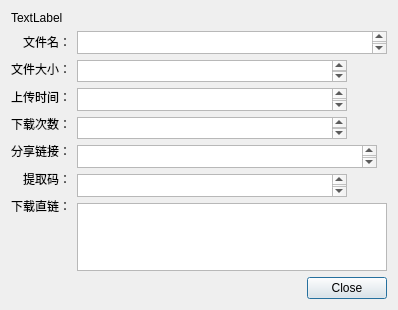
rachpt/lanzou-gui, file share.ui: the form before one commit.
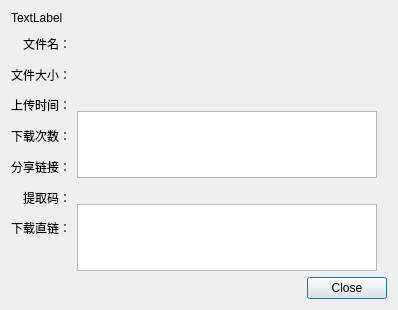
The form after the commit.

Commit message: 更新右键 dialog 界面

Diff of the .ui file:
```diff
--- a/share.ui
+++ b/share.ui
@@ -41,9 +41,6 @@
            <property name="alignment">
             <set>Qt::AlignRight|Qt::AlignTrailing|Qt::AlignVCenter</set>
            </property>
-           <property name="buddy">
-            <cstring>tx_name</cstring>
-           </property>
           </widget>
          </item>
          <item>
@@ -54,9 +51,6 @@
            <property name="alignment">
             <set>Qt::AlignRight|Qt::AlignTrailing|Qt::AlignVCenter</set>
            </property>
-           <property name="buddy">
-            <cstring>tx_size</cstring>
-           </property>
           </widget>
          </item>
          <item>
@@ -67,9 +61,6 @@
            <property name="alignment">
             <set>Qt::AlignRight|Qt::AlignTrailing|Qt::AlignVCenter</set>
            </property>
-           <property name="buddy">
-            <cstring>tx_dl_count</cstring>
-           </property>
           </widget>
          </item>
          <item>
@@ -80,9 +71,6 @@
            <property name="alignment">
             <set>Qt::AlignRight|Qt::AlignTrailing|Qt::AlignVCenter</set>
            </property>
-           <property name="buddy">
-            <cstring>tx_time</cstring>
-           </property>
           </widget>
          </item>
          <item>
@@ -93,9 +81,6 @@
            <property name="alignment">
             <set>Qt::AlignRight|Qt::AlignTrailing|Qt::AlignVCenter</set>
            </property>
-           <property name="buddy">
-            <cstring>tx_share_url</cstring>
-           </property>
           </widget>
          </item>
          <item>
@@ -106,9 +91,6 @@
            <property name="alignment">
             <set>Qt::AlignRight|Qt::AlignTrailing|Qt::AlignVCenter</set>
            </property>
-           <property name="buddy">
-            <cstring>tx_pwd</cstring>
-           </property>
           </widget>
          </item>
          <item>
@@ -119,9 +101,6 @@
            <property name="alignment">
             <set>Qt::AlignRight|Qt::AlignTrailing|Qt::AlignVCenter</set>
            </property>
-           <property name="buddy">
-            <cstring>tx_dl_link</cstring>
-           </property>
           </widget>
          </item>
          <item>
@@ -131,13 +110,6 @@
            </property>
           </widget>
          </item>
-         <item>
-          <widget class="QLabel" name="lb_none_2">
-           <property name="text">
-            <string/>
-           </property>
-          </widget>
-         </item>
         </layout>
        </item>
        <item>
@@ -145,52 +117,46 @@
          <property name="horizontalSpacing">
           <number>10</number>
          </property>
-         <item row="1" column="1">
-          <spacer name="verticalSpacer_1">
-           <property name="orientation">
-            <enum>Qt::Vertical</enum>
+         <item row="1" column="0">
+          <widget class="QLabel" name="tx_size">
+           <property name="text">
+            <string/>
            </property>
-           <property name="sizeHint" stdset="0">
-            <size>
-             <width>20</width>
-             <height>40</height>
-            </size>
+          </widget>
+         </item>
+         <item row="0" column="0" colspan="2">
+          <widget class="QLabel" name="tx_name">
+           <property name="text">
+            <string/>
            </property>
-          </spacer>
+          </widget>
          </item>
          <item row="4" column="0">
-          <widget class="QTextBrowser" name="tx_dl_count"/>
-         </item>
-         <item row="3" column="1">
-          <spacer name="verticalSpacer_2">
-           <property name="orientation">
-            <enum>Qt::Vertical</enum>
+          <widget class="QLabel" name="tx_dl_count">
+           <property name="text">
+            <string/>
            </property>
-           <property name="sizeHint" stdset="0">
-            <size>
-             <width>20</width>
-             <height>40</height>
-            </size>
-           </property>
-          </spacer>
+          </widget>
          </item>
-         <item row="7" column="0">
-          <widget class="QTextBrowser" name="tx_pwd"/>
-         </item>
-         <item row="6" column="0" colspan="2">
-          <widget class="QTextBrowser" name="tx_share_url"/>
+         <item row="6" column="0">
+          <widget class="QLabel" name="tx_pwd">
+           <property name="text">
+            <string/>
+           </property>
+          </widget>
          </item>
          <item row="5" column="0">
-          <widget class="QTextBrowser" name="tx_time"/>
+          <widget class="QTextBrowser" name="tx_share_url"/>
          </item>
-         <item row="8" column="0" rowspan="3" colspan="3">
+         <item row="8" column="0">
           <widget class="QTextBrowser" name="tx_dl_link"/>
          </item>
-         <item row="2" column="0">
-          <widget class="QTextBrowser" name="tx_size"/>
-         </item>
-         <item row="0" column="0" colspan="3">
-          <widget class="QTextBrowser" name="tx_name"/>
+         <item row="3" column="0">
+          <widget class="QLabel" name="tx_time">
+           <property name="text">
+            <string/>
+           </property>
+          </widget>
          </item>
         </layout>
        </item>
```
The commit also changes 2 other files.
